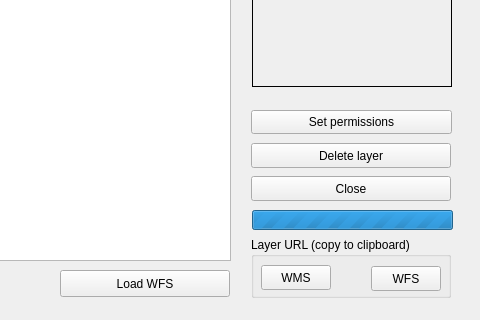
The window that dlg_addLayer.ui (LESPROJEKT/qgis-layman-plugin) describes before a commit, drawn with Qt 5; both pictures show x 420 to 900 and y 180 to 500 of the 900 by 500 pixel window.
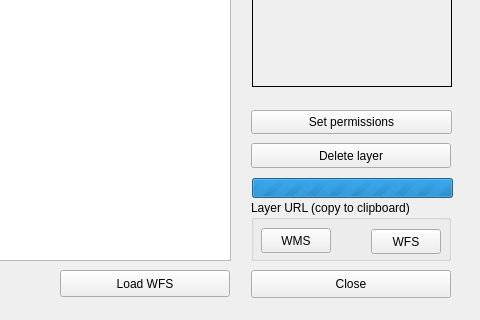
The same window after the commit. Custom widgets are drawn as their Qt base class.

The edit to the form file:
```diff
--- a/dlg_addLayer.ui
+++ b/dlg_addLayer.ui
@@ -84,9 +84,9 @@
    <property name="geometry">
     <rect>
      <x>671</x>
-     <y>356</y>
+     <y>450</y>
      <width>200</width>
-     <height>25</height>
+     <height>28</height>
     </rect>
    </property>
    <property name="text">
@@ -181,7 +181,7 @@
    <property name="geometry">
     <rect>
      <x>672</x>
-     <y>390</y>
+     <y>358</y>
      <width>201</width>
      <height>20</height>
     </rect>
@@ -271,7 +271,7 @@
    <property name="geometry">
     <rect>
      <x>671</x>
-     <y>417</y>
+     <y>380</y>
      <width>200</width>
      <height>61</height>
     </rect>
```
